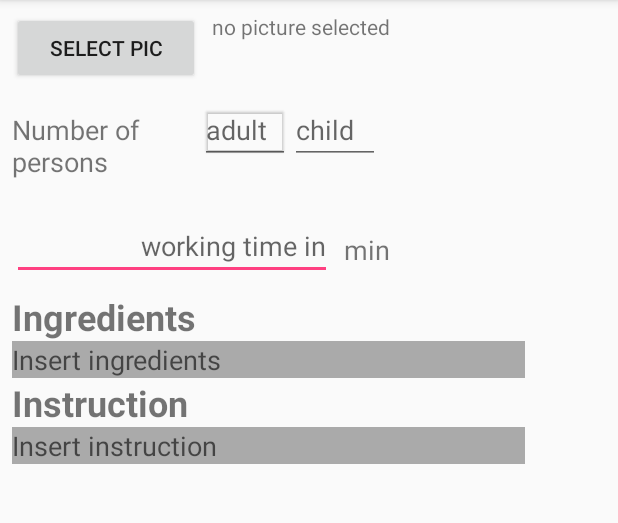
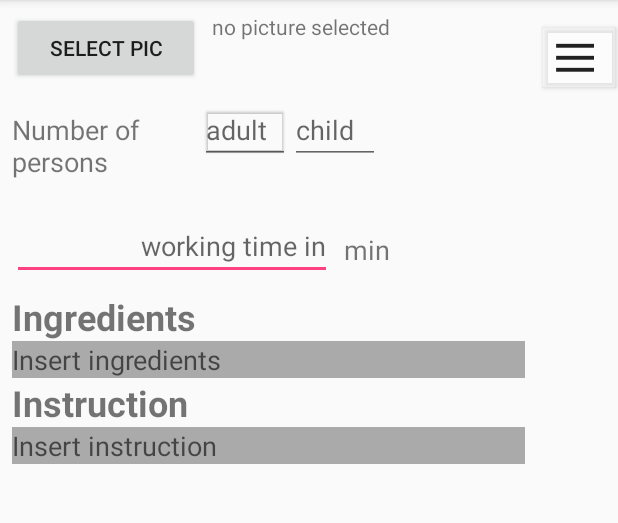
Before and after one commit to schelle14/BattleFood, an Android app: the UploadRecipeUi screen opened directly, with no data from a screen before it, on a phone screen of 412 x 824 dp, the part 84-607 px from its top. Run offline under Robolectric (Android 15) with nearby library versions, the phone set to English and light mode, and no system bars.

Commit message:
[MH, AP] added menu button to startUI

```diff
--- a/app/src/main/res/layout/activity_upload_recipe_ui.xml
+++ b/app/src/main/res/layout/activity_upload_recipe_ui.xml
@@ -23,6 +23,31 @@
         android:inputType="number"
         app:layout_constraintLeft_toLeftOf="parent"
         app:layout_constraintTop_toBottomOf="@+id/linearLayout2" />
+
+    <Button
+        android:id="@+id/menu"
+        style="@style/Widget.AppCompat.Button.Small"
+        android:layout_width="wrap_content"
+        android:layout_height="wrap_content"
+        android:layout_marginBottom="8dp"
+        android:layout_marginLeft="0dp"
+        android:layout_marginRight="2dp"
+        android:layout_marginTop="8dp"
+        android:backgroundTint="@android:drawable/screen_background_light_transparent"
+        android:text="|||"
+        android:textStyle="bold"
+        android:rotation="90"
+        android:lineSpacingExtra="20sp"
+        android:textSize="30dp"
+        android:textAlignment="center"
+        app:layout_constraintBottom_toBottomOf="parent"
+        app:layout_constraintHorizontal_bias="1.0"
+        app:layout_constraintLeft_toLeftOf="parent"
+        app:layout_constraintRight_toRightOf="parent"
+        app:layout_constraintTop_toTopOf="parent"
+        app:layout_constraintVertical_bias="0.0"
+        tools:layout_constraintBottom_creator="1"
+        tools:layout_constraintRight_creator="1" />
 
     <Button
         android:id="@+id/button"
```
Also changed, not shown: app/src/main/java/at/xp2_2017/battlefood/StartUI.java (+12 -4 lines), app/src/main/res/layout/activity_rezept.xml (+25 -0 lines), app/src/main/res/layout/activity_start_ui.xml (+10 -3 lines).
